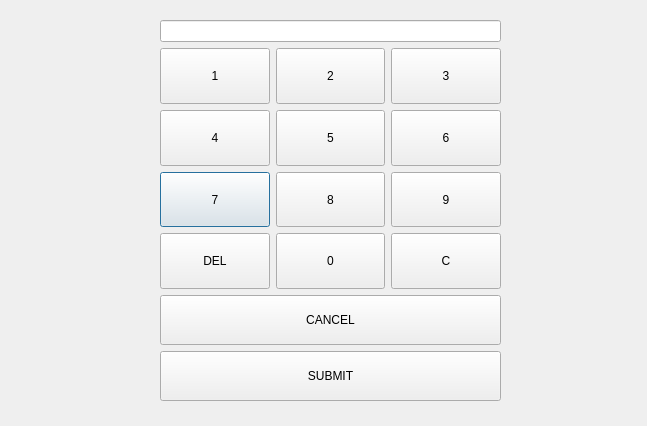
Above: code/lib/keypad.ui from alldone03/SwtYL before the change. Below: the same form after it.
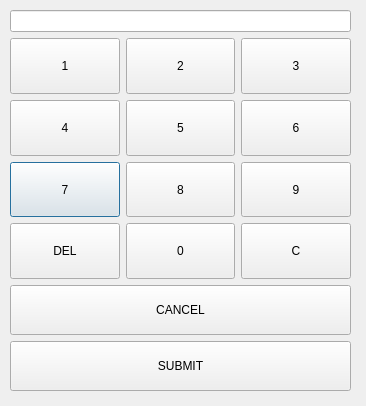
That is the form after the change.

The edit to the form file:
```diff
--- a/code/lib/keypad.ui
+++ b/code/lib/keypad.ui
@@ -6,8 +6,8 @@
    <rect>
     <x>0</x>
     <y>0</y>
-    <width>647</width>
-    <height>426</height>
+    <width>366</width>
+    <height>406</height>
    </rect>
   </property>
   <property name="windowTitle">
@@ -16,8 +16,8 @@
   <widget class="QWidget" name="verticalLayoutWidget">
    <property name="geometry">
     <rect>
-     <x>160</x>
-     <y>20</y>
+     <x>10</x>
+     <y>10</y>
      <width>341</width>
      <height>381</height>
     </rect>
```
